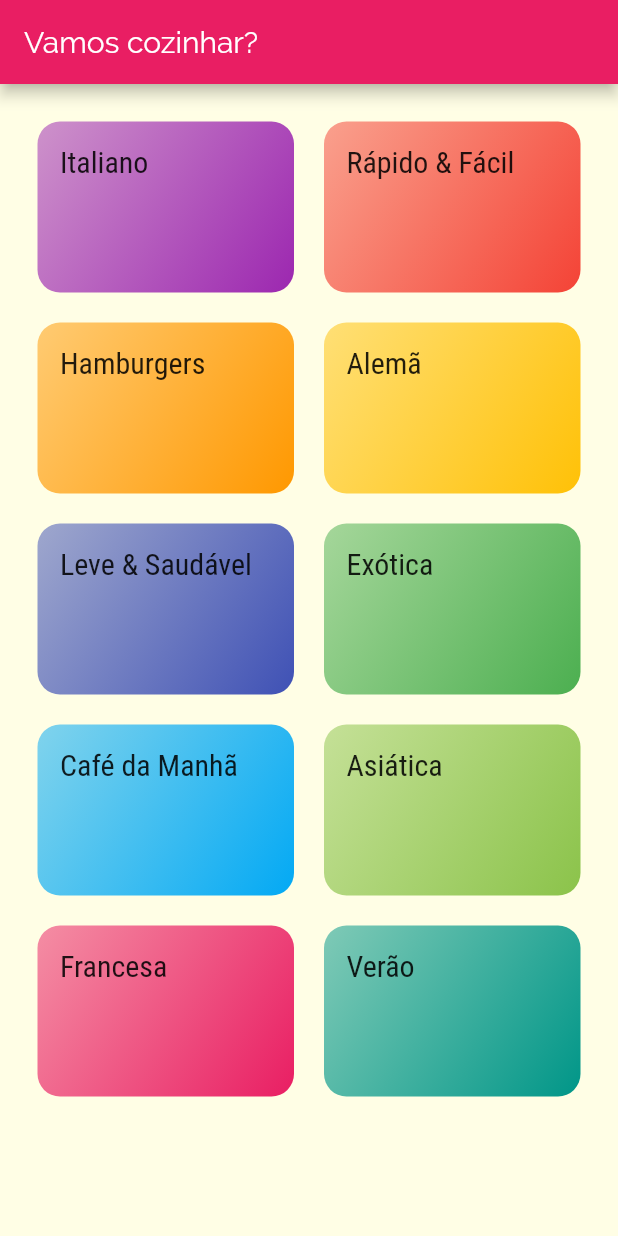
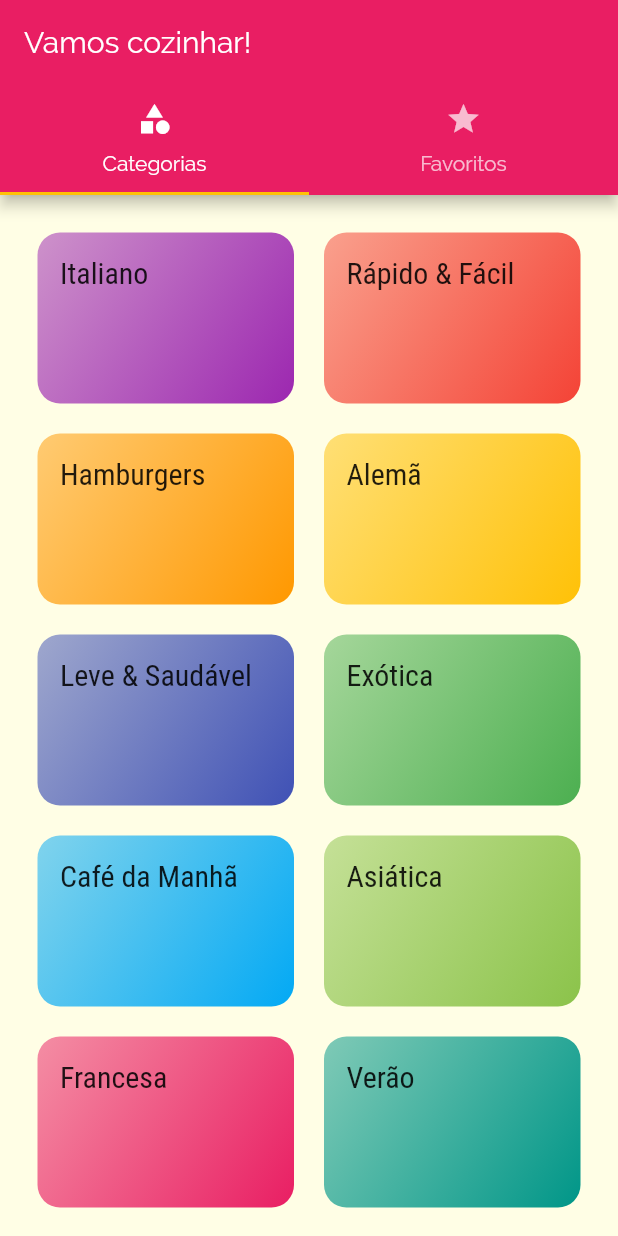
Before and after one commit to JoelSchecheleski/food, a Flutter app: the screen it shows after launch, on a phone screen of 412 x 824 dp. Run offline on Flutter 3.47's test engine with Material 2 defaults, Android fonts, the phone set to English and light mode, and no system bars.

Commit message:
Adicionado tela de favoritos

```diff
--- a/lib/main.dart
+++ b/lib/main.dart
@@ -2,6 +2,7 @@ import 'package:flutter/material.dart';
 import 'package:food/screens/categories_meals_screen.dart';
 import 'package:food/screens/categories_screen.dart';
 import 'package:food/screens/meal_detail_screen.dart';
+import 'package:food/screens/tabs_screen.dart';
 import 'package:food/utils/app-routes.dart';
 
 void main() => runApp(MyApp());
@@ -26,7 +27,7 @@ class MyApp extends StatelessWidget {
       // home: CategoriesScreen(),
 //      initialRoute: ,
       routes: {
-        AppRoutes.HOME: (ctx) => CategoriesScreen(), // por padrão o '/' é a raiz da aplicação
+        AppRoutes.HOME: (ctx) => TabScreen(), // por padrão o '/' é a raiz da aplicação
         AppRoutes.CATEGORIES_MEALS: (ctx) => CategoriesMealsScreen(),
         AppRoutes.MEAL_DETAIL: (ctx) => MealDetailScreen(),
       },
--- a/lib/screens/categories_screen.dart
+++ b/lib/screens/categories_screen.dart
@@ -2,26 +2,19 @@ import 'package:flutter/material.dart';
 import 'package:food/componentes/category_item.dart';
 import 'package:food/data/dummy_data.dart';
 
-
 class CategoriesScreen extends StatelessWidget {
   @override
   Widget build(BuildContext context) {
-    return Scaffold(
-      appBar: AppBar(
-        title: Text('Vamos cozinhar?'),
-      ),
-      body: GridView(
+    return GridView(
         padding: const EdgeInsets.all(25),
-          gridDelegate: SliverGridDelegateWithMaxCrossAxisExtent( // delega ao MaxCrossAsis a quantidade de elementos por linha
-              maxCrossAxisExtent: 200,
-              childAspectRatio: 3 / 2, // proporção
-              crossAxisSpacing: 20,
-              mainAxisSpacing: 20
-          ),
-          children: DUMMY_CATEGORIES.map((cat) {
-            return CategoryItem(cat);
-          }).toList()
-      ),
-    );
+        gridDelegate: SliverGridDelegateWithMaxCrossAxisExtent(
+            // delega ao MaxCrossAsis a quantidade de elementos por linha
+            maxCrossAxisExtent: 200,
+            childAspectRatio: 3 / 2, // proporção
+            crossAxisSpacing: 20,
+            mainAxisSpacing: 20),
+        children: DUMMY_CATEGORIES.map((cat) {
+          return CategoryItem(cat);
+        }).toList());
   }
 }
--- /dev/null
+++ b/lib/screens/favorite_screen.dart
@@ -0,0 +1,13 @@
+import 'package:flutter/material.dart';
+
+class FavoriteScreen extends StatelessWidget {
+
+
+
+  @override
+  Widget build(BuildContext context) {
+    return Center(
+      child: Text('Minhas refeições favoritas!'),
+    );
+  }
+}
--- /dev/null
+++ b/lib/screens/tabs_screen.dart
@@ -0,0 +1,31 @@
+import 'package:flutter/material.dart';
+import 'package:food/screens/categories_screen.dart';
+import 'package:food/screens/favorite_screen.dart';
+
+class TabScreen extends StatelessWidget {
+  @override
+  Widget build(BuildContext context) {
+    return DefaultTabController(
+        length: 2,
+        child: Scaffold(
+          appBar: AppBar(
+            title: Text('Vamos cozinhar!'),
+            bottom: TabBar(
+              tabs: [
+                Tab(
+                  icon: Icon(Icons.category),
+                  text: 'Categorias',
+                ),
+                Tab(
+                  icon: Icon(Icons.star),
+                  text: 'Favoritos',
+                ),
+              ],
+            ),
+          ),
+          body: TabBarView(
+            children: [CategoriesScreen(), FavoriteScreen()],
+          ),
+        ));
+  }
+}
```
